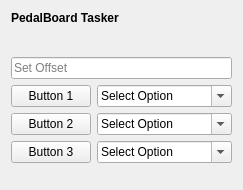
The window that ArduinoPedalBoard/Resources/UI/ArduinoPedalBoard.ui (pzaffino/SlicerArduinoController) describes before a commit, drawn with Qt 5.
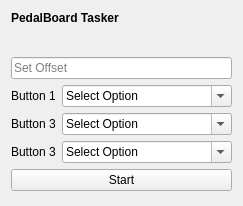
The same window after the commit.

What changed in the file:
```diff
--- a/ArduinoPedalBoard/Resources/UI/ArduinoPedalBoard.ui
+++ b/ArduinoPedalBoard/Resources/UI/ArduinoPedalBoard.ui
@@ -7,7 +7,7 @@
     <x>0</x>
     <y>0</y>
     <width>243</width>
-    <height>190</height>
+    <height>206</height>
    </rect>
   </property>
   <layout class="QFormLayout" name="formLayout">
@@ -50,25 +50,6 @@
      </property>
     </widget>
    </item>
-   <item row="3" column="0">
-    <widget class="QPushButton" name="SetButton1">
-     <property name="text">
-      <string>Button 1</string>
-     </property>
-     <property name="checkable">
-      <bool>false</bool>
-     </property>
-     <property name="checked">
-      <bool>false</bool>
-     </property>
-     <property name="autoRepeat">
-      <bool>false</bool>
-     </property>
-     <property name="autoExclusive">
-      <bool>false</bool>
-     </property>
-    </widget>
-   </item>
    <item row="3" column="1">
     <widget class="QComboBox" name="button1_Choice">
      <property name="editable">
@@ -96,13 +77,6 @@
      </item>
     </widget>
    </item>
-   <item row="4" column="0">
-    <widget class="QPushButton" name="SetButton2">
-     <property name="text">
-      <string>Button 2</string>
-     </property>
-    </widget>
-   </item>
    <item row="4" column="1">
     <widget class="QComboBox" name="button2_Choice">
      <property name="editable">
@@ -130,13 +104,6 @@
      </item>
     </widget>
    </item>
-   <item row="5" column="0">
-    <widget class="QPushButton" name="SetButton3">
-     <property name="text">
-      <string>Button 3</string>
-     </property>
-    </widget>
-   </item>
    <item row="5" column="1">
     <widget class="QComboBox" name="button3_Choice">
      <property name="enabled">
@@ -167,6 +134,34 @@
      </item>
     </widget>
    </item>
+   <item row="6" column="0" colspan="2">
+    <widget class="QPushButton" name="StartButton">
+     <property name="text">
+      <string>Start</string>
+     </property>
+    </widget>
+   </item>
+   <item row="3" column="0">
+    <widget class="QLabel" name="button1_Label">
+     <property name="text">
+      <string>Button 1</string>
+     </property>
+    </widget>
+   </item>
+   <item row="4" column="0">
+    <widget class="QLabel" name="button2_Label">
+     <property name="text">
+      <string>Button 3</string>
+     </property>
+    </widget>
+   </item>
+   <item row="5" column="0">
+    <widget class="QLabel" name="button3_Label">
+     <property name="text">
+      <string>Button 3</string>
+     </property>
+    </widget>
+   </item>
   </layout>
  </widget>
  <resources/>
```
